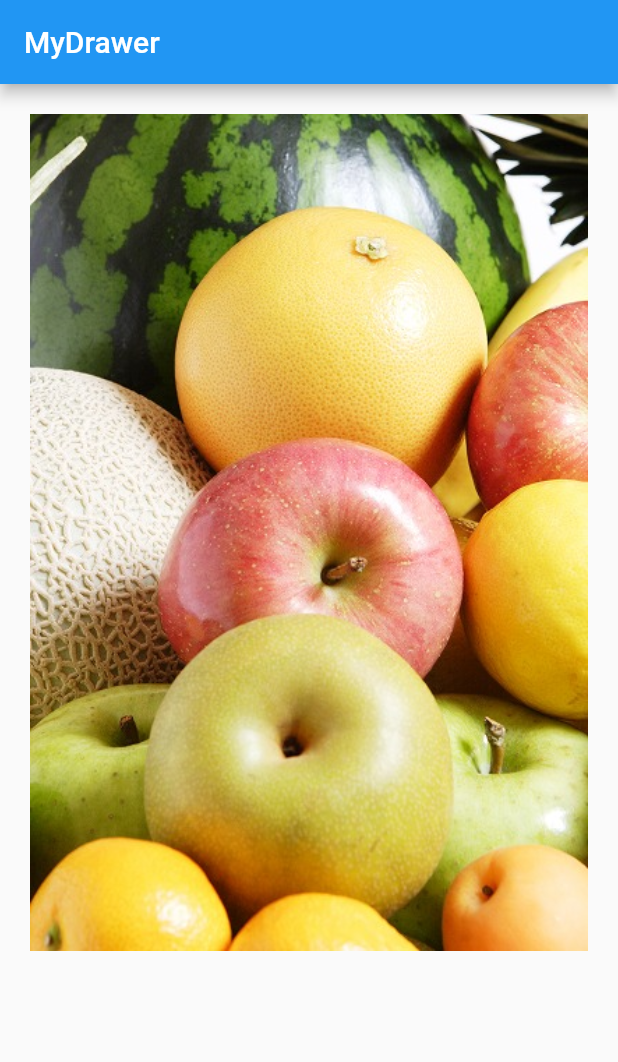
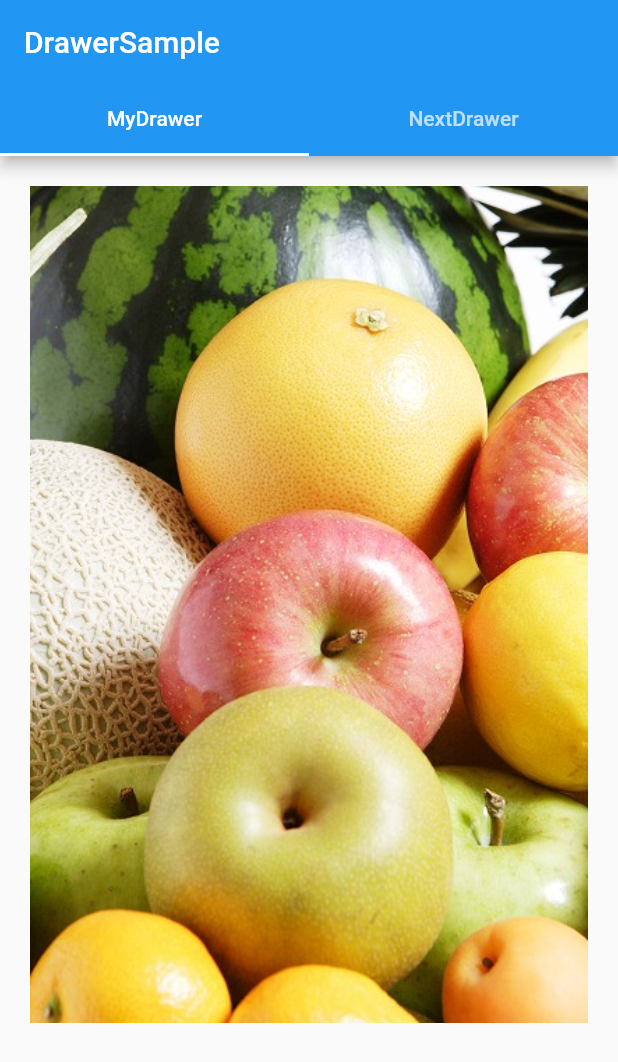
Before and after one commit to dskkato/draw_image, a Flutter app: the screen it shows after launch, on a phone screen of 412 x 824 dp. Shown: the top 1062 px of the screen. Run offline on Flutter 3.47's test engine with Material 2 defaults, Android fonts, the phone set to English and light mode, and no system bars.

Commit message:
add TabBar

```diff
--- a/lib/main.dart
+++ b/lib/main.dart
@@ -31,7 +31,7 @@ class DrawingArea {
   DrawingArea(this.paint);
 }
 
-class _HomeState extends State<Home> {
+class _HomeState extends State<Home> with SingleTickerProviderStateMixin {
   List<DrawingArea> areas = [];
   final _minDistance = 5.0;
   bool _isDrawing = false;
@@ -59,15 +59,43 @@ class _HomeState extends State<Home> {
     'assets/fruit.jpg',
   );
 
+  late TabController _tabController;
+  final List<Tab> myTabs = [
+    Tab(
+      text: 'MyDrawer',
+    ),
+    Tab(
+      text: 'NextDrawer',
+    ),
+  ];
+
+  @override
+  void initState() {
+    super.initState();
+    _tabController = TabController(length: myTabs.length, vsync: this);
+  }
+
+  @override
+  void dispose() {
+    _tabController.dispose();
+    super.dispose();
+  }
+
   @override
   Widget build(BuildContext context) {
     return Scaffold(
       appBar: AppBar(
-        title: Text('MyDrawer'),
+        title: Text('DrawerSample'),
+        bottom: TabBar(
+          controller: _tabController,
+          tabs: myTabs,
         ),
-      body: Container(
+      ),
+      body: TabBarView(
+        controller: _tabController,
+        children: [
+          Container(
             padding: EdgeInsets.all(20),
-        child: Container(
             child: GestureDetector(
               onPanUpdate: (details) {
                 var point = details.localPosition;
@@ -136,6 +164,8 @@ class _HomeState extends State<Home> {
               ),
             ),
           ),
+          Text('NextDrawer'),
+        ],
       ),
     );
   }
```
Lines whose indentation alone changed are shown as unchanged.
